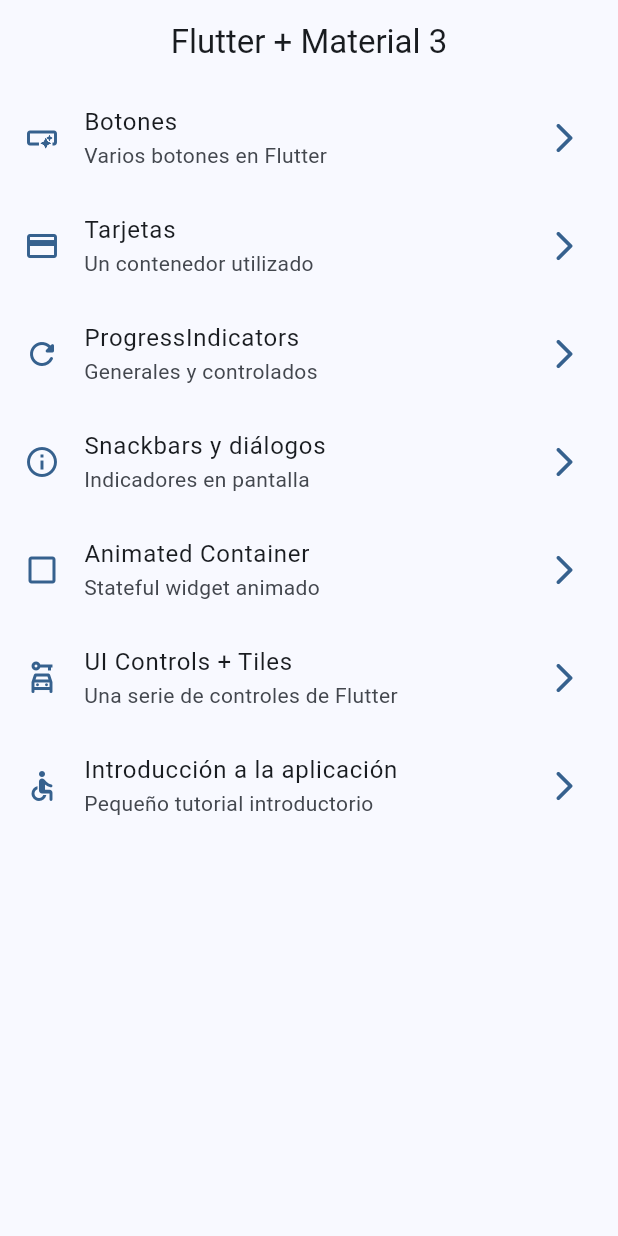
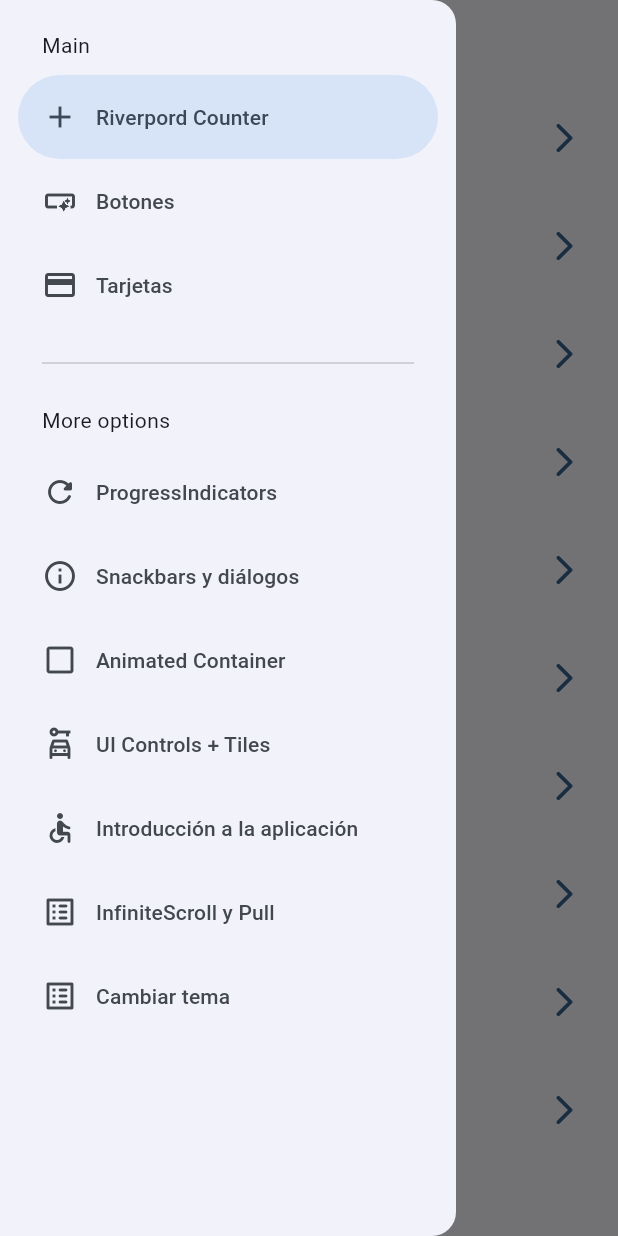
Before and after one commit to fordiego44/widget_app, a Flutter app: the screen it shows after launch, with the side drawer open (before the commit the screen has no drawer), on a phone screen of 412 x 824 dp. Run offline on Flutter 3.47's test engine with Material 2 defaults, Android fonts, the phone set to English and light mode, and no system bars; our stand-ins replace animate_do, flutter_riverpod, go_router.

Commit message:
antes de state notifier

```diff
--- a/lib/config/router/app_router.dart
+++ b/lib/config/router/app_router.dart
@@ -44,6 +44,21 @@ final appRouter = GoRouter(
       path: '/tutorial',
       name: AppTutorialScreen.name,
       builder: (context, state) => const AppTutorialScreen(),
+    ),
+    GoRoute(
+      path: '/infinite',
+      name: InfiniteScrollScreen.name,
+      builder: (context, state) => const InfiniteScrollScreen(),
+    ),
+    GoRoute(
+      path: '/counter-screen',
+      name: CounterScreen.name,
+      builder: (context, state) => const CounterScreen(),
+    ),
+    GoRoute(
+      path: '/theme-changer',
+      name: ThemeChangerScreen.name,
+      builder: (context, state) => const ThemeChangerScreen(),
     )
   ],
 );
--- a/lib/config/theme.dart
+++ b/lib/config/theme.dart
@@ -11,20 +11,25 @@ List<Color> colorList = [
   Colors.pink,
   Colors.pinkAccent
 ];
+
 class AppTheme {
   final int selectedColor;
+  final bool isDarkmode;
 
   AppTheme({
-    required this.selectedColor
-  }): assert( selectedColor >= 0, "Selected color must be greater then 0" ),
-      assert( selectedColor < colorList.length,
-        "Selected color must be less or equal than ${colorList.length - 1}" );
+    this.selectedColor = 0,
+    this.isDarkmode = false
+  })
+      : assert(selectedColor >= 0, "Selected color must be greater then 0"),
+        assert(selectedColor < colorList.length,
+            "Selected color must be less or equal than ${colorList.length - 1}");
 
   ThemeData getTheme() => ThemeData(
     useMaterial3: true,
+    brightness: isDarkmode ? Brightness.dark : Brightness.light,
     colorSchemeSeed: colorList[selectedColor],
     appBarTheme: const AppBarTheme(
-      centerTitle:true
-    )
-  );
+        centerTitle: true
+      )
+    );
 }
--- a/lib/main.dart
+++ b/lib/main.dart
@@ -1,20 +1,27 @@
 import 'package:flutter/material.dart';
+import 'package:flutter_riverpod/flutter_riverpod.dart';
 import 'package:widgets_app/config/router/app_router.dart';
 import 'package:widgets_app/config/theme.dart';
+import 'package:widgets_app/presentation/providers/theme_provider.dart';
 
 void main() {
-  runApp(const MainApp());
+
+  runApp( const ProviderScope(child: MainApp()));
 }
 
-class MainApp extends StatelessWidget {
+class MainApp extends ConsumerWidget {
   const MainApp({super.key});
 
   @override
-  Widget build(BuildContext context) {
+  Widget build(BuildContext context, WidgetRef ref) {
+
+    final int selectedColor = ref.watch(selectedColorProvider);
+    final bool isDarkmode = ref.watch(isDarkmodeProvider);
+
     return MaterialApp.router(
       routerConfig: appRouter,
       debugShowCheckedModeBanner:false,
-      theme: AppTheme(selectedColor: 0).getTheme(),
+      theme: AppTheme(selectedColor: selectedColor, isDarkmode: isDarkmode).getTheme(),
     //   home: const HomeScreen(),
     //   routes: {
     //   '/buttons': (context) => const ButtonsScreen(),
--- a/lib/menu/menu_items.dart
+++ b/lib/menu/menu_items.dart
@@ -15,6 +15,12 @@ class MenuItem {
 }
 
 const List<MenuItem> appMenuitems = [
+   MenuItem(
+    title: 'Riverpord Counter',
+    subTitle: 'Introducción a riverpod',
+    link: '/counter-screen',
+    icon: Icons.add
+  ),
   MenuItem(
     title: 'Botones',
     subTitle: 'Varios botones en Flutter',
@@ -56,5 +62,17 @@ const List<MenuItem> appMenuitems = [
     subTitle: 'Pequeño tutorial introductorio',
     link: '/tutorial',
     icon: Icons.accessible_rounded
+  ),
+  MenuItem(
+    title: 'InfiniteScroll y Pull',
+    subTitle: 'Listas infinitas y pull to refresh',
+    link: '/infinite',
+    icon: Icons.list_alt_rounded
+  ),
+  MenuItem(
+    title: 'Cambiar tema',
+    subTitle: 'Cambiar tema de la aplicación',
+    link: '/theme-changer',
+    icon: Icons.list_alt_rounded
   )
 ];
--- /dev/null
+++ b/lib/presentation/providers/counter_provider.dart
@@ -0,0 +1,3 @@
+import 'package:flutter_riverpod/flutter_riverpod.dart';
+
+final counterProvider = StateProvider<int>((ref) => 5);
--- /dev/null
+++ b/lib/presentation/providers/theme_provider.dart
@@ -0,0 +1,15 @@
+
+
+import 'dart:ui';
+
+import 'package:flutter_riverpod/flutter_riverpod.dart';
+import 'package:widgets_app/config/theme.dart';
+
+// Listado de colores inmutables
+final colorListProvider = Provider<List<Color>>((ref) => colorList);
+
+// Un simple boolean
+final  isDarkmodeProvider = StateProvider<bool>((ref) => false);
+
+// Un simple int
+final  selectedColorProvider = StateProvider<int>((ref) => 0);
--- a/lib/presentation/screens/animated/animated_screen.dart
+++ b/lib/presentation/screens/animated/animated_screen.dart
@@ -50,7 +50,7 @@ class _AnimatedScreenState extends State<AnimatedScreen> {
       ),
       floatingActionButton: FloatingActionButton(
         onPressed:changeShape,
-        child: Icon(Icons.play_arrow_rounded),
+        child: const Icon(Icons.play_arrow_rounded),
       ),
     );
   }
--- a/lib/presentation/screens/home/home_screen.dart
+++ b/lib/presentation/screens/home/home_screen.dart
@@ -1,8 +1,7 @@
 import 'package:flutter/material.dart';
 import 'package:go_router/go_router.dart';
 import 'package:widgets_app/menu/menu_items.dart';
-
-
+import 'package:widgets_app/presentation/widgets/side_menu.dart';
 
 class HomeScreen extends StatelessWidget {
   static const String name = "home_screen";
@@ -11,11 +10,15 @@ class HomeScreen extends StatelessWidget {
 
   @override
   Widget build(BuildContext context) {
+    final scaffoldKey = GlobalKey<ScaffoldState>();
+
     return Scaffold(
+      key: scaffoldKey,
       appBar: AppBar(
         title: const Text("Flutter + Material 3"),
       ),
       body: _HomeView(),
+      drawer: SideMenu( scaffoldKey: scaffoldKey ),
     );
   }
 }
--- a/lib/presentation/screens/progress/progress_screen.dart
+++ b/lib/presentation/screens/progress/progress_screen.dart
@@ -62,7 +62,7 @@ class _ControlledProgressIndicator extends StatelessWidget {
                   strokeWidth: 2,
                   backgroundColor: Colors.black12,
                 ),
-                SizedBox(width: 20.0),
+                const SizedBox(width: 20.0),
                 Expanded(
                   child: LinearProgressIndicator(
                     value: progressValue.toDouble(),
--- a/lib/presentation/screens/screens.dart
+++ b/lib/presentation/screens/screens.dart
@@ -1,4 +1,6 @@
 
+export 'package:widgets_app/presentation/screens/theme_changer/theme_changer_screen.dart';
+export 'package:widgets_app/presentation/screens/counter/counter_screen.dart';
 export 'package:widgets_app/presentation/screens/animated/animated_screen.dart';
 export 'package:widgets_app/presentation/screens/app_tutorial/app_tutorial_screen.dart';
 export 'package:widgets_app/presentation/screens/buttons/buttons_screen.dart';
--- a/lib/presentation/screens/ui_controls/ui_controls_screen.dart
+++ b/lib/presentation/screens/ui_controls/ui_controls_screen.dart
@@ -17,9 +17,7 @@ class UiControlsScreen extends StatelessWidget {
 }
 
 class _UiControlsView extends StatefulWidget {
-  const _UiControlsView({
-    super.key,
-  });
+  const _UiControlsView();
 
   @override
   State<_UiControlsView> createState() => _UiControlsViewState();
@@ -53,7 +51,7 @@ class _UiControlsViewState extends State<_UiControlsView> {
                 })),
         ExpansionTile(
           title: const Text("Vehículo de transporte"),
-          subtitle: Text("${selectedTransportation}"),
+          subtitle: Text("$selectedTransportation"),
           children: [
             RadioListTile(
                 title: const Text("By Car"),
--- /dev/null
+++ b/lib/presentation/widgets/side_menu.dart
@@ -0,0 +1,57 @@
+import 'package:flutter/material.dart';
+import 'package:go_router/go_router.dart';
+import 'package:widgets_app/menu/menu_items.dart';
+
+class SideMenu extends StatefulWidget {
+  final GlobalKey<ScaffoldState> scaffoldKey;
+
+  const SideMenu({Key? key, required this.scaffoldKey}) : super(key: key);
+
+  @override
+  State<SideMenu> createState() => _SideMenuState();
+}
+
+class _SideMenuState extends State<SideMenu> {
+  int navDrawerIndex = 0;
+
+  @override
+  Widget build(BuildContext context) {
+    final hasNotch = MediaQuery.of(context).viewPadding.top > 35;
+    return NavigationDrawer(
+      selectedIndex: navDrawerIndex,
+      onDestinationSelected: (value) {
+        setState(() {
+          navDrawerIndex = value;
+        });
+
+        final menuItem = appMenuitems[value];
+        context.push(menuItem.link);
+        widget.scaffoldKey.currentState?.closeDrawer();
+      },
+      children: [
+        Padding(
+          padding: EdgeInsets.fromLTRB(28, hasNotch ? 0 : 20, 16, 10),
+          child: const Text("Main"),
+        ),
+        ...appMenuitems
+            .sublist(0, 3)
+            .map((item) => NavigationDrawerDestination(
+                icon: Icon(item.icon), label: Text(item.title)))
+            .toList(),
+        const Padding(
+          padding: EdgeInsets.fromLTRB(28, 16, 28, 10),
+          child: Divider(),
+        ),
+        const Padding(
+          padding: EdgeInsets.fromLTRB(28, 10, 16, 10),
+          child: Text("More options"),
+        ),
+        ...appMenuitems
+            .sublist(3)
+            .map((item) => NavigationDrawerDestination(
+                icon: Icon(item.icon), label: Text(item.title)))
+            .toList(),
+      ],
+    );
+  }
+}
--- a/pubspec.yaml
+++ b/pubspec.yaml
@@ -10,6 +10,7 @@ dependencies:
   animate_do: ^3.0.2
   flutter:
     sdk: flutter
+  flutter_riverpod: ^2.3.6
   go_router: ^8.0.3
 
 dev_dependencies:
```
Also changed, not shown: lib/presentation/screens/app_tutorial/app_tutorial_screen.dart (+20 -2 lines), lib/presentation/screens/counter/counter_screen.dart (added, +40 -0 lines), lib/presentation/screens/infinite_scroll/infinite_scroll_screen.dart (+110 -3 lines), lib/presentation/screens/theme_changer/theme_changer_screen.dart (added, +63 -0 lines), pubspec.lock.
